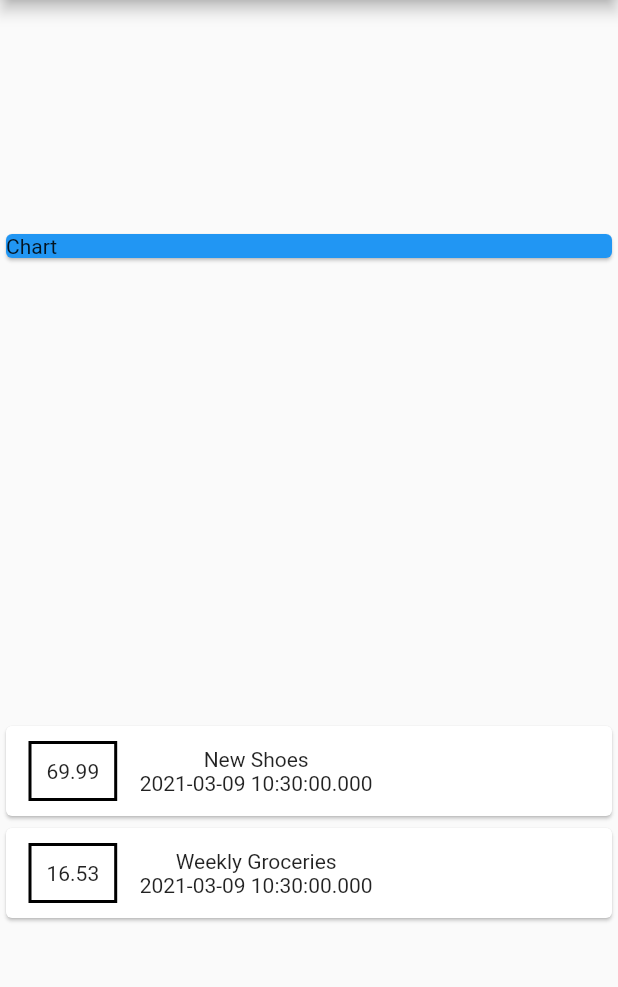
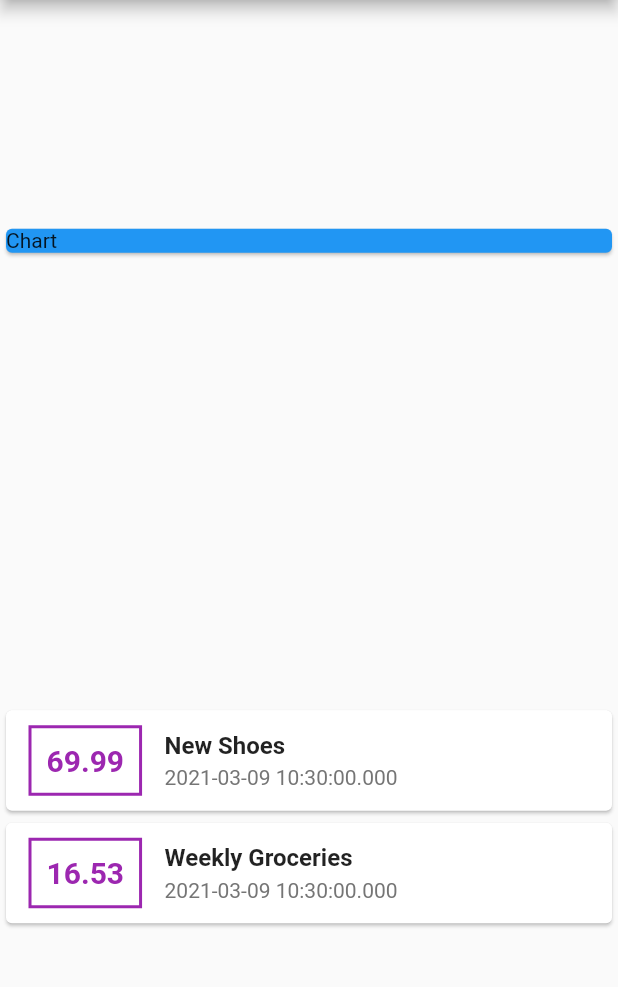
Before and after one commit to notsarthak/expense-tracker-app, a Flutter app: the screen it shows after launch, on a phone screen of 412 x 824 dp, the part 84-1071 px from its top. Run offline on Flutter 3.47's test engine with Material 2 defaults, Android fonts, the phone set to English and light mode, and no system bars.

Commit message:
Styling the transaction details (Title and date) in the card

```diff
--- a/lib/main.dart
+++ b/lib/main.dart
@@ -62,20 +62,38 @@ class MyHomePage extends StatelessWidget {
                       padding: EdgeInsets.all(10),
                       decoration: BoxDecoration(
                         border: Border.all(
-                          color: Colors.black,
+                          color: Colors.purple,
                           width: 2,
                         ),
                       ),
                       child: Text(
                         tx.amount.toString(),
+                        style: TextStyle(
+                          fontWeight: FontWeight.bold,
+                          fontSize: 20,
+                          color: Colors.purple,
                         ),
                       ),
-                    Column(children: <Widget>[
-                      Text(
+                    ),
+                    Column(
+                        crossAxisAlignment: CrossAxisAlignment.start,
+                        children: <Widget>[
+                          Container(
+                            margin: EdgeInsets.only(bottom: 4),
+                            child: Text(
                               tx.title,
+                              style: TextStyle(
+                                fontSize: 16,
+                                fontWeight: FontWeight.bold,
+                              ),
+                            ),
                           ),
                           Text(
                             tx.date.toString(),
+                            style: TextStyle(
+                              color: Colors.grey[600],
+                              fontSize: 14,
+                            ),
                           ),
                         ]),
                   ]),
```
Lines whose indentation alone changed are shown as unchanged.
